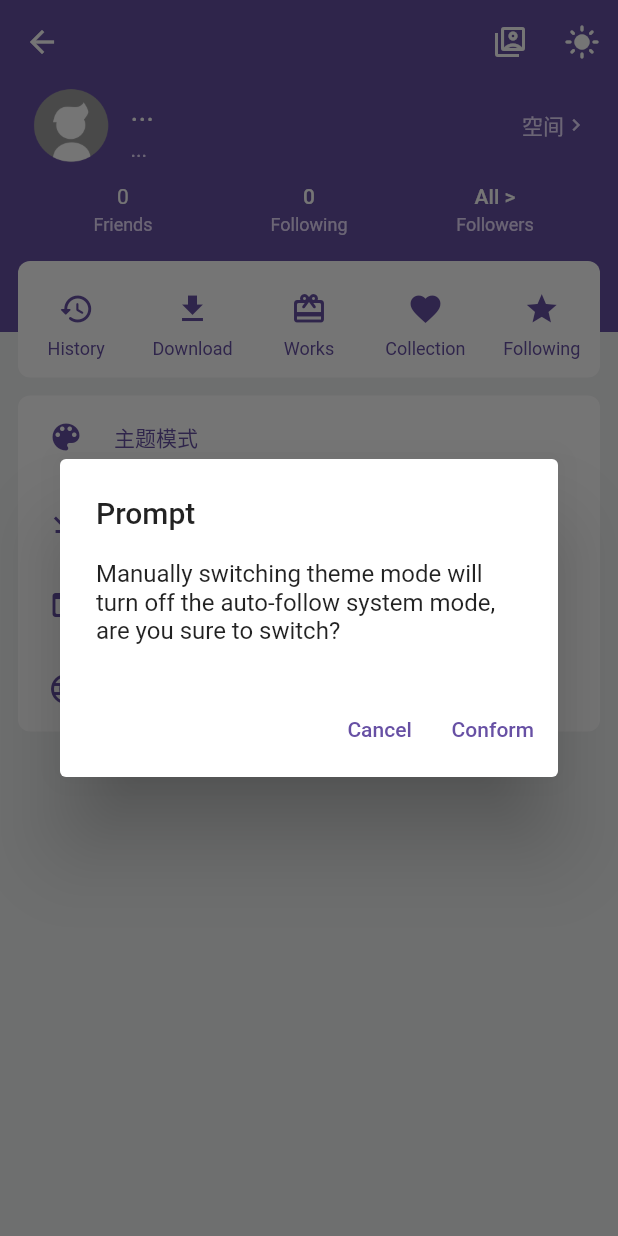
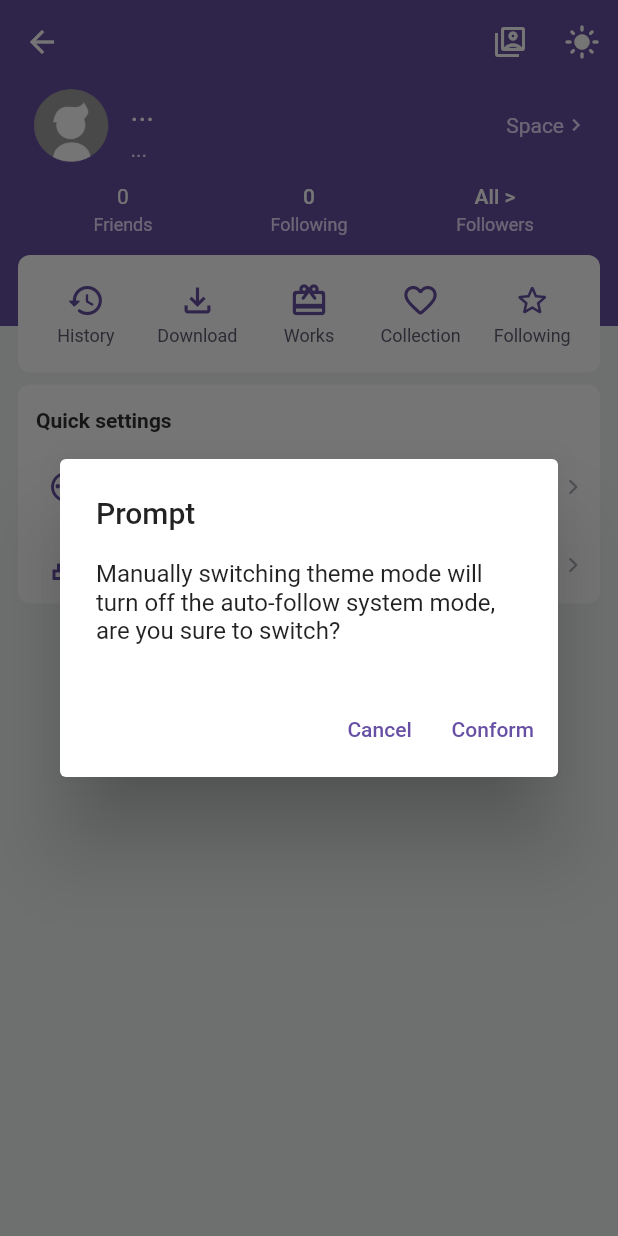
Before and after one commit to kerrinz/pixiv-artvier, a Flutter app: the ProfileTabPage screen opened directly, after a tap on the "light mode" icon, on a phone screen of 412 x 824 dp. Run offline on Flutter 3.47's test engine with Material 2 defaults, Android fonts, the phone set to English and light mode, and no system bars; our stand-ins replace cached_network_image, date_format, dio, extended_nested_scroll_view, fluttertoast, image_gallery_saver and 5 more; accounts and stored records are empty; network calls fail; statements that could not run were skipped.

Commit message:
feat: update profile page UI and some navigate

```diff
--- /dev/null
+++ b/lib/component/bottom_sheet/bottom_sheets.dart
@@ -0,0 +1,94 @@
+import 'package:flutter/cupertino.dart';
+import 'package:flutter/material.dart';
+
+class BottomSheets {
+  static showCustomBottomSheet({
+    required BuildContext context,
+    required Widget child,
+    enableDrag = true, // 拖拽退出
+    exitOnClickModal = true, // 点击遮罩层退出
+  }) {
+    showModalBottomSheet<int>(
+      context: context,
+      isScrollControlled: true,
+      enableDrag: enableDrag,
+      backgroundColor: Colors.transparent,
+      barrierColor: Colors.black38, // 遮罩层颜色
+      builder: (BuildContext context) {
+        return Stack(
+          children: [
+            if (exitOnClickModal) GestureDetector(onTap: () => Navigator.of(context).pop()),
+            Positioned(
+              bottom: 0,
+              left: 0,
+              right: 0,
+              child: Container(
+                decoration: BoxDecoration(
+                  color: Theme.of(context).colorScheme.surface,
+                  borderRadius: const BorderRadius.only(topLeft: Radius.circular(16), topRight: Radius.circular(16)),
+                ),
+                child: child,
+              ),
+            ),
+          ],
+        );
+      },
+    );
+  }
+
+  // 列表选择菜单
+  static showSelectItemsBottomSheet({
+    required BuildContext context,
+    required List<Widget> items,
+    enableDrag = true,
+    showCancel = true, // 是否显示取消按钮
+    String cancelText = "取消", // 取消按钮的文字
+  }) {
+    showModalBottomSheet<int>(
+      context: context,
+      isScrollControlled: true,
+      enableDrag: enableDrag,
+      backgroundColor: Colors.transparent,
+      barrierColor: Colors.black38, // 遮罩层颜色
+      builder: (BuildContext context) {
+        return Stack(
+          children: [
+            GestureDetector(onTap: () => Navigator.of(context).pop()),
+            Positioned(
+              bottom: 0,
+              left: 0,
+              right: 0,
+              child: Container(
+                decoration: BoxDecoration(
+                  color: Theme.of(context).dialogBackgroundColor,
+                  borderRadius: const BorderRadius.only(topLeft: Radius.circular(16), topRight: Radius.circular(16)),
+                ),
+                child: Column(
+                  children: [
+                    ...items,
+                    Container(
+                      width: double.infinity,
+                      color: Theme.of(context).scaffoldBackgroundColor,
+                      padding: const EdgeInsets.only(top: 8),
+                      child: CupertinoButton(
+                        color: Theme.of(context).cardColor,
+                        borderRadius: BorderRadius.zero,
+                        child: Text(
+                          cancelText,
+                          style: TextStyle(color: Theme.of(context).colorScheme.primary),
+                        ),
+                        onPressed: () {
+                          Navigator.of(context).pop();
+                        },
+                      ),
+                    ),
+                  ],
+                ),
+              ),
+            ),
+          ],
+        );
+      },
+    );
+  }
+}
--- a/lib/component/perference/preferences_navigator_item.dart
+++ b/lib/component/perference/preferences_navigator_item.dart
@@ -1,31 +1,32 @@
 import 'package:flutter/material.dart';
 
 class PreferencesNavigatorItem extends StatelessWidget {
-  final String text;
+  final Widget text;
   final Widget? icon;
-  final String routeName;
+  final Function()? onTap;
+  final EdgeInsetsGeometry? padding;
 
-  const PreferencesNavigatorItem({Key? key, required this.text, this.icon, required this.routeName}) : super(key: key);
+  const PreferencesNavigatorItem({Key? key, required this.text, this.icon, this.onTap, this.padding})
+      : super(key: key);
 
   @override
   Widget build(BuildContext context) {
     return InkWell(
-      onTap: () {
-        Navigator.pushNamed(context, routeName);
-      },
-      child: Padding(
-        padding: const EdgeInsets.symmetric(vertical: 16),
+      onTap: onTap,
+      child: Container(
+        padding: padding,
         child: Row(
           crossAxisAlignment: CrossAxisAlignment.center,
           children: [
-            Row(
-              children: [
-                Padding(
-                  padding: const EdgeInsets.symmetric(horizontal: 20.0),
-                  child: icon ?? Container(),
-                ),
-                Text(text, style: TextStyle(fontSize: 14, color: Theme.of(context).colorScheme.primary)),
-              ],
+            icon ?? Container(),
+            Expanded(
+              flex: 1,
+              child: text,
+            ),
+            Icon(
+              Icons.arrow_forward_ios_rounded,
+              color: Theme.of(context).colorScheme.outline,
+              size: 12,
             ),
           ],
         ),
--- a/lib/config/themes.dart
+++ b/lib/config/themes.dart
@@ -67,6 +67,6 @@ class PurpleTheme extends BaseTheme {
         onSurface: Color(0xff313033),
         surfaceVariant: Color(0xffF4EFF4),
         onSurfaceVariant: Color(0xff49454F),
-        outline: Color(0xff79747E),
+        outline: Color(0xffAEA9B4),
       );
 }
--- a/lib/l10n/localization_intl.dart
+++ b/lib/l10n/localization_intl.dart
@@ -41,6 +41,7 @@ class LocalizationIntl {
   String get recommended =>
       Intl.message('Recommended', name: 'recommended', desc: 'Title of recommended artwork list in home page');
   // Profile页面
+  String get space => Intl.message('Space', name: 'space', desc: 'Navigate to my detail page');
   String get following => Intl.message('Following', name: 'following', desc: 'Show number of following');
   String get followers => Intl.message('Followers', name: 'followers', desc: 'Show number of followers');
   String get friends => Intl.message('Friends', name: 'friends', desc: 'Show number of friends(好P友)');
@@ -52,6 +53,8 @@ class LocalizationIntl {
   String get markers => Intl.message('Markers', name: 'markers', desc: 'Function group item. Same as novel bookmark');
   String get submitWork => Intl.message('Submit Work', name: 'submitWork', desc: 'Submit new works');
   String get switchAccount => Intl.message('Switch account', name: 'switchAccount', desc: 'A preference item');
+  String get quickSettingsTitle =>
+      Intl.message('Quick settings', name: 'quickSettingsTitle', desc: 'The title of settings list');
   String get muteSettings =>
       Intl.message('Mute settings', name: 'muteSettings', desc: 'A preference item of hide certain users and tags');
   String get themeSettings => Intl.message('Theme settings', name: 'themeSettings', desc: 'A preference item');
--- a/lib/l10n/messages_messages.dart
+++ b/lib/l10n/messages_messages.dart
@@ -44,8 +44,10 @@ class MessageLookup extends MessageLookupByLibrary {
     "promptConform" : MessageLookupByLibrary.simpleMessage("Conform"),
     "promptTitle" : MessageLookupByLibrary.simpleMessage("Prompt"),
     "proxyAndOrigin" : MessageLookupByLibrary.simpleMessage("proxy & origin"),
+    "quickSettingsTitle" : MessageLookupByLibrary.simpleMessage("Quick settings"),
     "rankings" : MessageLookupByLibrary.simpleMessage("Rankings"),
     "recommended" : MessageLookupByLibrary.simpleMessage("Recommended"),
+    "space" : MessageLookupByLibrary.simpleMessage("Space"),
     "submitWork" : MessageLookupByLibrary.simpleMessage("Submit Work"),
     "switchAccount" : MessageLookupByLibrary.simpleMessage("Switch account"),
     "themeModePromptContent" : MessageLookupByLibrary.simpleMessage("Manually switching theme mode will turn off the auto-follow system mode, are you sure to switch?"),
--- a/lib/l10n/messages_zh_Hans.dart
+++ b/lib/l10n/messages_zh_Hans.dart
@@ -44,8 +44,10 @@ class MessageLookup extends MessageLookupByLibrary {
     "promptConform" : MessageLookupByLibrary.simpleMessage("确定"),
     "promptTitle" : MessageLookupByLibrary.simpleMessage("提示"),
     "proxyAndOrigin" : MessageLookupByLibrary.simpleMessage("代理&图片源"),
+    "quickSettingsTitle" : MessageLookupByLibrary.simpleMessage("快捷设置"),
     "rankings" : MessageLookupByLibrary.simpleMessage("排行榜"),
     "recommended" : MessageLookupByLibrary.simpleMessage("为你推荐"),
+    "space" : MessageLookupByLibrary.simpleMessage("空间"),
     "submitWork" : MessageLookupByLibrary.simpleMessage("投稿作品"),
     "switchAccount" : MessageLookupByLibrary.simpleMessage("切换账户"),
     "themeModePromptContent" : MessageLookupByLibrary.simpleMessage("手动切换主题模式将关闭自动跟随系统，确定切换吗？"),
--- a/lib/pages/main_navigation.dart
+++ b/lib/pages/main_navigation.dart
@@ -23,7 +23,7 @@ class MainNavigationState extends State<MainNavigation> {
     const HomePage(),
     const SearchTabPage(),
     const NewArtworksTabPage(),
-    ProfileTabPage(),
+    const ProfileTabPage(),
   ];
   final PageController _pageController = PageController();
   DateTime? _lastPressedBack; // 上次点击返回的时间
--- a/lib/pages/main_navigation_tab_page/profile/models.dart
+++ b/lib/pages/main_navigation_tab_page/profile/models.dart
@@ -1,15 +1,26 @@
-
 import 'package:flutter/widgets.dart';
 
 typedef IconButtonModelBuilder = IconButtonModel Function(BuildContext context);
+typedef PerferenceBottomSheetBuilder = PerferenceBottomSheetModel Function(BuildContext context);
 
 class IconButtonModel {
   String text;
   Widget icon;
+
   /// 将要跳转路由的名字
   String routeName;
+
   /// 跳转路由携带的参数
   Object? argument;
 
   IconButtonModel(this.text, this.icon, this.routeName, this.argument);
 }
+
+class PerferenceBottomSheetModel {
+  String text;
+  Widget icon;
+  Widget? widget;
+  Object? argument;
+
+  PerferenceBottomSheetModel(this.text, this.icon, this.widget, this.argument);
+}
--- a/lib/pages/main_navigation_tab_page/profile/profile_tabpage.dart
+++ b/lib/pages/main_navigation_tab_page/profile/profile_tabpage.dart
@@ -4,6 +4,7 @@ import 'package:fluttertoast/fluttertoast.dart';
 import 'package:pixgem/api_app/api_user.dart';
 import 'package:pixgem/common_provider/global_provider.dart';
 import 'package:pixgem/component/base_provider_widget.dart';
+import 'package:pixgem/component/bottom_sheet/bottom_sheets.dart';
 import 'package:pixgem/component/perference/preferences_navigator_item.dart';
 import 'package:pixgem/config/constants.dart';
 import 'package:pixgem/l10n/localization_intl.dart';
@@ -11,6 +12,8 @@ import 'package:pixgem/model_response/user/preload_user_least_info.dart';
 import 'package:pixgem/model_store/account_profile.dart';
 import 'package:pixgem/pages/main_navigation_tab_page/profile/models.dart';
 import 'package:pixgem/pages/main_navigation_tab_page/profile/provider.dart';
+import 'package:pixgem/pages/main_navigation_tab_page/profile/quick_settings/proxy_and_origin.dart';
+import 'package:pixgem/pages/main_navigation_tab_page/profile/quick_settings/theme.dart';
 import 'package:pixgem/routes.dart';
 import 'package:pixgem/store/account_store.dart';
 import 'package:pixgem/store/global.dart';
@@ -19,35 +22,52 @@ import 'package:provider/provider.dart';
 class ProfileTabPage extends StatelessWidget {
   const ProfileTabPage({Key? key}) : super(key: key);
 
-  static final List<IconButtonModelBuilder> _iconButtonBuilders = [
+  // 功能项列表的模型
+  static final List<IconButtonModelBuilder> _functionItemBuilders = [
     (context) => IconButtonModel(
           LocalizationIntl.of(context).history,
-          Icon(Icons.history_rounded, color: Theme.of(context).colorScheme.primary),
+          Icon(Icons.history_rounded, color: Theme.of(context).primaryColor, size: 26),
           RouteNames.history.name,
           null,
         ),
     (context) => IconButtonModel(
           LocalizationIntl.of(context).downloads,
-          Icon(Icons.download, color: Theme.of(context).colorScheme.primary),
+          Icon(Icons.file_download_outlined, color: Theme.of(context).primaryColor, size: 26),
           RouteNames.downloadManage.name,
           null,
         ),
     (context) => IconButtonModel(
           LocalizationIntl.of(context).works,
-          Icon(Icons.card_giftcard_rounded, color: Theme.of(context).colorScheme.primary),
+          Icon(Icons.card_giftcard_rounded, color: Theme.of(context).primaryColor, size: 26),
           "",
           null,
         ),
     (context) => IconButtonModel(
           LocalizationIntl.of(context).collections,
-          Icon(Icons.favorite, color: Theme.of(context).colorScheme.primary),
+          Icon(Icons.favorite_outline_rounded, color: Theme.of(context).primaryColor, size: 26),
           RouteNames.myBookmarks.name,
           GlobalStore.currentAccount?.user.id,
         ),
     (context) => IconButtonModel(
           LocalizationIntl.of(context).following,
-          Icon(Icons.star, color: Theme.of(context).colorScheme.primary),
+          Icon(Icons.star_border_rounded, color: Theme.of(context).primaryColor, size: 26),
           RouteNames.userFollowing.name,
+          GlobalStore.currentAccount?.user.id,
+        ),
+  ];
+
+  // 设置项列表的模型
+  static final List<PerferenceBottomSheetBuilder> _perferenceItemBuilders = [
+    (context) => PerferenceBottomSheetModel(
+          LocalizationIntl.of(context).themeSettings,
+          Icon(Icons.color_lens_outlined, color: Theme.of(context).primaryColor),
+          const ThemeSettingsBottomSheetContent(),
+          null,
+        ),
+    (context) => PerferenceBottomSheetModel(
+          LocalizationIntl.of(context).proxyAndOrigin,
+          Icon(Icons.lan_outlined, color: Theme.of(context).primaryColor),
+          const ProxyOriginSettingsBottomSheet(),
           GlobalStore.currentAccount?.user.id,
         ),
   ];
@@ -139,41 +159,7 @@ class ProfileTabPage extends StatelessWidget {
                 ),
                 child: _buildFunctionCardContianer(context),
               ),
-              Column(
-                children: [
-                  // 快捷设置项
-                  Container(
-                    margin: const EdgeInsets.symmetric(horizontal: 12.0, vertical: 8.0),
-                    decoration: BoxDecoration(
-                      borderRadius: BorderRadius.circular(8.0),
-                      color: Theme.of(context).colorScheme.surface,
-                    ),
-                    child: Builder(builder: (context) {
-                      List<PreferencesNavigatorItem> preferencesItems = [
-                        PreferencesNavigatorItem(
-                            icon: Icon(Icons.color_lens, color: Theme.of(context).colorScheme.primary),
-                            text: "主题模式",
-                            routeName: RouteNames.themeSettings.name),
-                        PreferencesNavigatorItem(
-                            icon: Icon(Icons.download_done, color: Theme.of(context).colorScheme.primary),
-                            text: "保存方式",
-                            routeName: RouteNames.downloadSettings.name),
-                        PreferencesNavigatorItem(
-                            icon: Icon(Icons.web_asset_rounded, color: Theme.of(context).colorScheme.primary),
-                            text: "网络代理",
-                            routeName: RouteNames.networkSettings.name),
-                        PreferencesNavigatorItem(
-                            icon: Icon(Icons.language, color: Theme.of(context).colorScheme.primary),
-                            text: "App语言",
-                            routeName: RouteNames.languageSettings.name),
-                      ];
-                      return Column(
-                        children: preferencesItems,
-                      );
-                    }),
-                  ),
-                ],
-              ),
+              _buildPreferenceSettings(context),
             ],
           ),
         ),
@@ -255,7 +241,7 @@ class ProfileTabPage extends StatelessWidget {
                     ],
                   ),
                 ),
-                Text("空间", style: TextStyle(color: secondTextColor)),
+                Text(LocalizationIntl.of(context).space, style: TextStyle(color: secondTextColor)),
                 Icon(Icons.keyboard_arrow_right, size: 16, color: Theme.of(context).colorScheme.primaryContainer),
               ],
             ),
@@ -275,7 +261,8 @@ class ProfileTabPage extends StatelessWidget {
                           padding: const EdgeInsets.symmetric(vertical: 4.0),
                           child: Column(
                             children: [
-                              Text(provider.friends.toString(), style: numTextStyle.copyWith(fontWeight: FontWeight.normal)),
+                              Text(provider.friends.toString(),
+                                  style: numTextStyle.copyWith(fontWeight: FontWeight.normal)),
                               Text(LocalizationIntl.of(context).friends, style: secondTextStyle),
                             ],
                           ),
@@ -324,37 +311,95 @@ class ProfileTabPage extends StatelessWidget {
         borderRadius: BorderRadius.circular(8),
         color: Theme.of(context).colorScheme.surface,
       ),
-      margin: const EdgeInsets.symmetric(horizontal: 12.0, vertical: 4.0),
+      margin: const EdgeInsets.symmetric(horizontal: 12.0, vertical: 0),
       child: GridView.builder(
         controller: ScrollController(keepScrollOffset: false),
         shrinkWrap: true,
-        padding: EdgeInsets.zero,
+        padding: const EdgeInsets.symmetric(horizontal: 8.0, vertical: 2.0),
         gridDelegate: const SliverGridDelegateWithFixedCrossAxisCount(
           crossAxisCount: 5,
         ),
         itemCount: 5,
         itemBuilder: (BuildContext context, int index) {
-          IconButtonModelBuilder builder = _iconButtonBuilders[index];
+          IconButtonModelBuilder builder = _functionItemBuilders[index];
           return GestureDetector(
             onTap: () {
               Navigator.pushNamed(context, builder(context).routeName, arguments: builder(context).argument);
             },
+            child: Container(
+              color: Colors.transparent,
               child: Column(
                 mainAxisAlignment: MainAxisAlignment.center,
                 crossAxisAlignment: CrossAxisAlignment.center,
                 children: [
+                  builder(context).icon,
                   Padding(
-                  padding: const EdgeInsets.all(8.0),
-                  child: builder(context).icon,
+                    padding: const EdgeInsets.only(top: 4.0),
+                    child: Text(
+                      builder(context).text,
+                      style: TextStyle(fontSize: 12, color: Theme.of(context).colorScheme.secondary),
                     ),
-                Text(
-                  builder(context).text,
-                  style: TextStyle(fontSize: 12, color: Theme.of(context).colorScheme.primary),
                   ),
                 ],
               ),
+            ),
           );
         },
+      ),
+    );
+  }
+
+  // 快捷设置
+  Widget _buildPreferenceSettings(BuildContext context) {
+    return Container(
+      margin: const EdgeInsets.symmetric(horizontal: 12.0, vertical: 8.0),
+      decoration: BoxDecoration(
+        borderRadius: BorderRadius.circular(8.0),
+        color: Theme.of(context).colorScheme.surface,
+      ),
+      child: Column(
+        children: [
+          Row(
+            children: [
+              Expanded(
+                flex: 1,
+                child: Padding(
+                  padding: const EdgeInsets.only(left: 12, top: 16, bottom: 10),
+                  child: Text(
+                    LocalizationIntl.of(context).quickSettingsTitle,
+                    style: TextStyle(
+                      color: Theme.of(context).colorScheme.onSurface,
+                      fontWeight: FontWeight.w600,
+                      fontSize: 14,
+                    ),
+                  ),
+                ),
+              ),
+            ],
+          ),
+          for (PerferenceBottomSheetBuilder builder in _perferenceItemBuilders)
+            PreferencesNavigatorItem(
+              icon: builder(context).icon,
+              text: Padding(
+                padding: const EdgeInsets.only(left: 12.0),
+                child: Text(
+                  builder(context).text,
+                  style: TextStyle(
+                    fontSize: 14,
+                    color: Theme.of(context).colorScheme.secondary,
+                  ),
+                ),
+              ),
+              onTap: () {
+                BottomSheets.showCustomBottomSheet(
+                  context: context,
+                  child: builder(context).widget ?? Container(),
+                );
+                // builder(context).routeName,
+              },
+              padding: const EdgeInsets.only(left: 20, right: 12, top: 14, bottom: 14),
+            ),
+        ],
       ),
     );
   }
--- a/lib/routes.dart
+++ b/lib/routes.dart
@@ -10,10 +10,8 @@ import 'package:pixgem/pages/login/login_by_web_page.dart';
 import 'package:pixgem/pages/login/login_wizard_page.dart';
 import 'package:pixgem/pages/main_navigation.dart';
 import 'package:pixgem/pages/search/result/search_result_page.dart';
-import 'package:pixgem/pages/setting/download/download_setting.dart';
-import 'package:pixgem/pages/setting/language/language_setting.dart';
-import 'package:pixgem/pages/setting/network/network_setting.dart';
-import 'package:pixgem/pages/setting/theme/theme_setting.dart';
+import 'package:pixgem/pages/settings/download/download_setting.dart';
+import 'package:pixgem/pages/settings/language/language_setting.dart';
 import 'package:pixgem/pages/user/bookmark/my_bookmarks.dart';
 import 'package:pixgem/pages/user/following/user_following_page.dart';
 import 'package:pixgem/pages/user/user_detail/user_detail_page.dart';
@@ -77,8 +75,6 @@ class Routes {
     RouteNames.accountManage.name: (context, arguments) => const AccountManagePage(),
     RouteNames.downloadManage.name: (context, arguments) => const DownloadManagePage(),
     RouteNames.downloadSettings.name: (context, arguments) => const SettingDownload(),
-    RouteNames.themeSettings.name: (context, arguments) => const SettingThemePage(),
-    RouteNames.networkSettings.name: (context, arguments) => const SettingNetworkPage(),
     RouteNames.languageSettings.name: (context, arguments) => const LanguageSettingPage(),
   };
 
```
Also changed, not shown: l10n-arb/intl_messages.arb (+15 -1 lines), l10n-arb/intl_zh_Hans.arb (+14 -0 lines), lib/component/bottom_sheet/select_item.dart (added, +38 -0 lines), lib/component/bottom_sheet/slide_bar.dart (added, +40 -0 lines), lib/pages/main_navigation_tab_page/profile/quick_settings/proxy_and_origin.dart (renamed from lib/pages/setting/network/network_setting.dart, +13 -22 lines), lib/pages/main_navigation_tab_page/profile/quick_settings/theme.dart (renamed from lib/pages/setting/theme/theme_setting.dart, +16 -36 lines), lib/pages/main_navigation_tab_page/profile/quick_settings/proxy_and_origin_provider.dart (renamed from lib/pages/setting/network/network_setting_provider.dart), lib/pages/settings/download/download_setting.dart (renamed from lib/pages/setting/download/download_setting.dart), lib/pages/settings/language/language_setting.dart (renamed from lib/pages/setting/language/language_setting.dart). Lines whose indentation alone changed are shown as unchanged.
